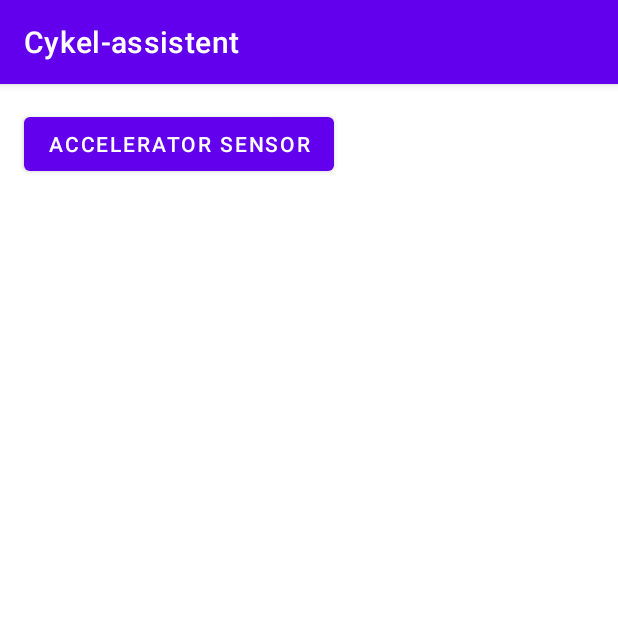
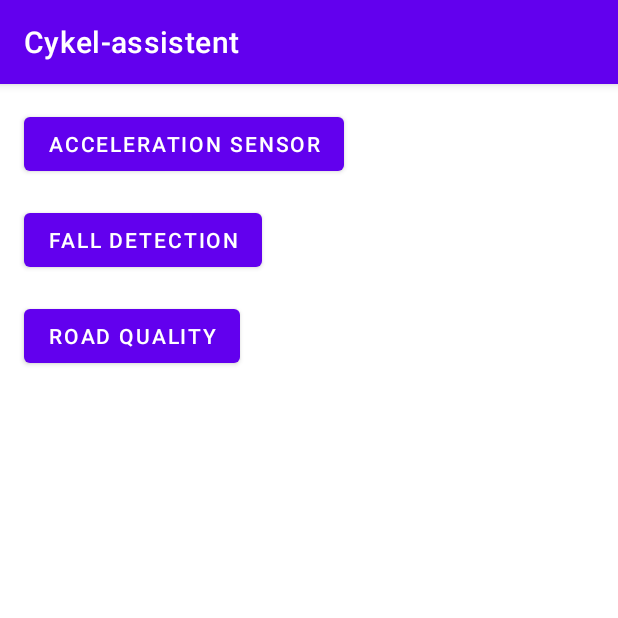
Before and after one commit to Joel-Jensen/Cykelassistent-MAMN01, an Android app: the screen it shows after launch (MainActivity), on a phone screen of 412 x 824 dp, the top half of it. Run offline under Robolectric (Android 15) with nearby library versions, the phone set to English and light mode, and no system bars.

Commit message:
A button using Accelerometer Sensor for Road Quality!

```diff
--- a/app/build.gradle
+++ b/app/build.gradle
@@ -8,7 +8,7 @@ android {
 
     defaultConfig {
         applicationId "se.lth.MAMN01.cykel_assistent"
-        minSdkVersion 16
+        minSdkVersion 26
         targetSdkVersion 31
         versionCode 1
         versionName "1.0"
--- a/app/src/main/java/se/lth/MAMN01/cykel_assistent/MainActivity.java
+++ b/app/src/main/java/se/lth/MAMN01/cykel_assistent/MainActivity.java
@@ -29,4 +29,9 @@ public class MainActivity extends AppCompatActivity {
         //intent.putExtra(ACCELERATOR_VALUES, message);
         startActivity(intent);
     }
+
+    public void showRoadQuality (View view) {
+        Intent intent = new Intent(this, DisplayRoadQuality.class);
+        startActivity(intent);
+    }
 }
--- a/app/src/main/res/layout/activity_main.xml
+++ b/app/src/main/res/layout/activity_main.xml
@@ -17,4 +17,27 @@
         android:text="@string/Sensor_1"
         app:layout_constraintStart_toStartOf="parent"
         app:layout_constraintTop_toTopOf="parent" />
+
+    <Button
+        android:id="@+id/button4"
+        android:layout_width="wrap_content"
+        android:layout_height="wrap_content"
+        android:layout_marginStart="16dp"
+        android:layout_marginLeft="16dp"
+        android:layout_marginTop="16dp"
+        android:text="@string/fall_detection"
+        app:layout_constraintStart_toStartOf="parent"
+        app:layout_constraintTop_toBottomOf="@+id/button" />
+
+    <Button
+        android:id="@+id/button5"
+        android:layout_width="wrap_content"
+        android:layout_height="wrap_content"
+        android:layout_marginStart="16dp"
+        android:layout_marginTop="16dp"
+        android:onClick="showRoadQuality"
+        android:text="@string/road_quality"
+        app:layout_constraintStart_toStartOf="parent"
+        app:layout_constraintTop_toBottomOf="@+id/button4" />
+
 </androidx.constraintlayout.widget.ConstraintLayout>
--- a/app/src/main/res/values/strings.xml
+++ b/app/src/main/res/values/strings.xml
@@ -1,7 +1,9 @@
 <resources>
     <string name="app_name">Cykel-assistent</string>
-    <string name="Sensor_1">accelerator sensor</string>
+    <string name="Sensor_1">acceleration sensor</string>
     <string name="x_acclerator">X_ACCELERATION:</string>
     <string name="y_accelerator">Y_ACCELERATION:</string>
     <string name="z_accelerator">Z_ACCELERATION:</string>
+    <string name="fall_detection">fall detection</string>
+    <string name="road_quality">road quality</string>
 </resources>
```
Also changed, not shown: app/src/main/AndroidManifest.xml (+14 -5 lines), app/src/main/java/se/lth/MAMN01/cykel_assistent/DisplayAcceleratorValuesActivity.java (+12 -14 lines), app/src/main/java/se/lth/MAMN01/cykel_assistent/DisplayRoadQuality.java (added, +70 -0 lines), app/src/main/res/layout/activity_display_road_quality.xml (added, +19 -0 lines).
